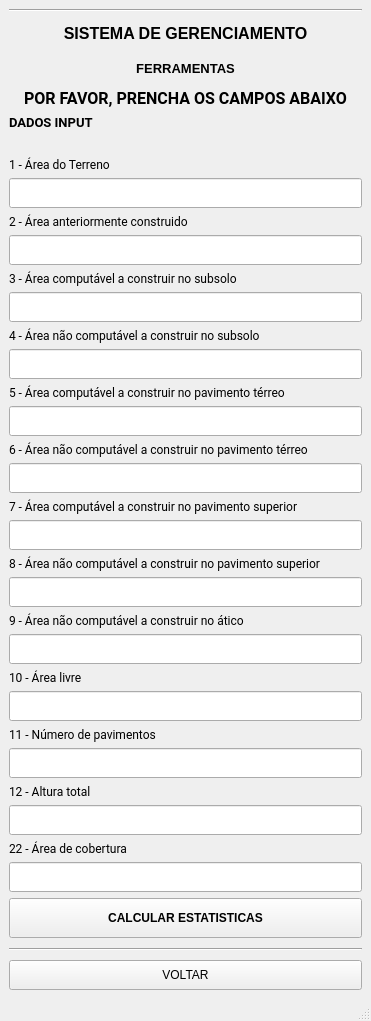
clowdcap/app-pyqt5, file app/pyqt5-templates/calculo.ui: the form before one commit.
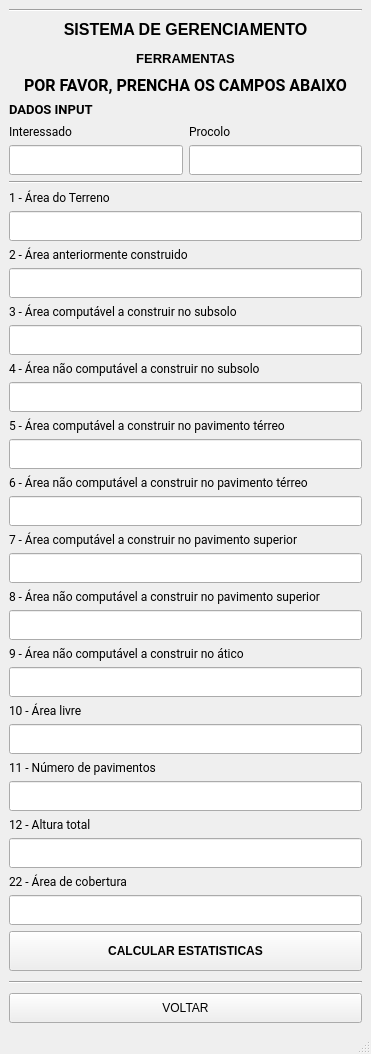
The form after the commit.

The edit to the form file:
```diff
--- a/app/pyqt5-templates/calculo.ui
+++ b/app/pyqt5-templates/calculo.ui
@@ -7,7 +7,7 @@
     <x>0</x>
     <y>0</y>
     <width>371</width>
-    <height>1021</height>
+    <height>1054</height>
    </rect>
   </property>
   <property name="windowTitle">
@@ -51,17 +51,77 @@
        </widget>
       </item>
       <item>
-       <spacer name="horizontalSpacer">
+       <layout class="QHBoxLayout" name="horizontalLayout_2">
+        <item>
+         <layout class="QVBoxLayout" name="verticalLayout">
+          <item>
+           <widget class="QLabel" name="label_13">
+            <property name="font">
+             <font>
+              <family>Roboto</family>
+             </font>
+            </property>
+            <property name="text">
+             <string>Interessado</string>
+            </property>
+           </widget>
+          </item>
+          <item>
+           <widget class="QLineEdit" name="input_interessado">
+            <property name="minimumSize">
+             <size>
+              <width>0</width>
+              <height>30</height>
+             </size>
+            </property>
+            <property name="font">
+             <font>
+              <family>Roboto</family>
+             </font>
+            </property>
+           </widget>
+          </item>
+         </layout>
+        </item>
+        <item>
+         <layout class="QVBoxLayout" name="verticalLayout_4">
+          <item>
+           <widget class="QLabel" name="label_14">
+            <property name="font">
+             <font>
+              <family>Roboto</family>
+             </font>
+            </property>
+            <property name="text">
+             <string>Procolo</string>
+            </property>
+           </widget>
+          </item>
+          <item>
+           <widget class="QLineEdit" name="input_protocolo">
+            <property name="minimumSize">
+             <size>
+              <width>0</width>
+              <height>30</height>
+             </size>
+            </property>
+            <property name="font">
+             <font>
+              <family>Roboto</family>
+             </font>
+            </property>
+           </widget>
+          </item>
+         </layout>
+        </item>
+       </layout>
+      </item>
+      <item>
+       <widget class="Line" name="line_2">
         <property name="orientation">
          <enum>Qt::Horizontal</enum>
         </property>
-        <property name="sizeHint" stdset="0">
-         <size>
-          <width>40</width>
-          <height>20</height>
-         </size>
-        </property>
-       </spacer>
+       </widget>
       </item>
       <item>
        <widget class="QLabel" name="label_12">
```
